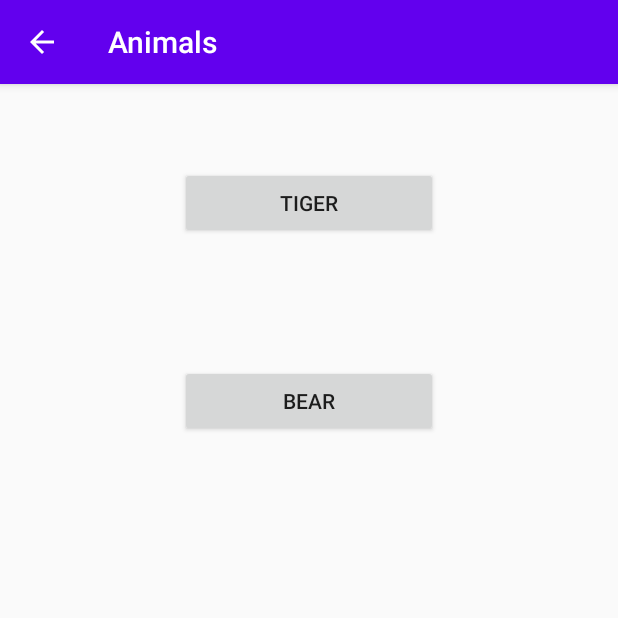
After one commit to ajimenez1503/Animals3D, an Android app: the ActivitySounds screen opened directly, with no data from a screen before it, on a phone screen of 412 x 824 dp, the top half of it. The commit adds this screen. Run offline under Robolectric (Android 15) with nearby library versions, the phone set to English and light mode, and no system bars.

Commit message:
add sounds activity #6

```diff
--- a/app/src/main/AndroidManifest.xml
+++ b/app/src/main/AndroidManifest.xml
@@ -13,10 +13,11 @@
         android:supportsRtl="true"
         android:theme="@style/AppTheme">
         <activity
+            android:name=".ActivitySounds"
+            android:parentActivityName=".MainActivity" />
+        <activity
             android:name=".Activity3D"
-            android:parentActivityName=".MainActivity">
-
-        </activity>
+            android:parentActivityName=".MainActivity" />
         <activity android:name=".MainActivity">
             <intent-filter>
                 <action android:name="android.intent.action.MAIN" />
@@ -24,9 +25,10 @@
                 <category android:name="android.intent.category.LAUNCHER" />
             </intent-filter>
         </activity>
-
-        <!-- "AR Optional" app, contains non-AR features that can be used when
-     "Google Play Services for AR" (ARCore) is not available. -->
+        <!--
+ "AR Optional" app, contains non-AR features that can be used when
+     "Google Play Services for AR" (ARCore) is not available.
+        -->
         <meta-data
             android:name="com.google.ar.core"
             android:value="optional" />
--- /dev/null
+++ b/app/src/main/java/com/example/animals/ActivitySounds.java
@@ -0,0 +1,35 @@
+package com.example.animals;
+
+import android.os.Bundle;
+import android.util.Log;
+import android.view.View;
+
+import androidx.appcompat.app.AppCompatActivity;
+
+public class ActivitySounds extends AppCompatActivity {
+
+    private static final String TAG = Activity3D.class.getSimpleName();
+
+
+    @Override
+    protected void onCreate(Bundle savedInstanceState) {
+        super.onCreate(savedInstanceState);
+        setContentView(R.layout.activity_sounds);
+    }
+
+    /**
+     * Called when the user taps the Tiger button
+     */
+    public void playTigerSounds(View view) {
+        Log.i(TAG, "Play Tiger sounds");
+
+    }
+
+    /**
+     * Called when the user taps the Bear button
+     */
+    public void playBearSounds(View view) {
+        Log.i(TAG, "Play Bear sounds");
+
+    }
+}
--- a/app/src/main/java/com/example/animals/MainActivity.java
+++ b/app/src/main/java/com/example/animals/MainActivity.java
@@ -3,7 +3,9 @@ package com.example.animals;
 import android.content.Intent;
 import android.os.Bundle;
 import android.view.View;
+
 import androidx.appcompat.app.AppCompatActivity;
+
 import com.example.animals.helper.ArAvailability;
 
 public class MainActivity extends AppCompatActivity {
@@ -21,4 +23,12 @@ public class MainActivity extends AppCompatActivity {
       startActivity(intent);
     }
   }
+
+  /**
+   * Called when the user taps the Sounds button
+   */
+  public void openSoundsActivity(View view) {
+    Intent intent = new Intent(this, ActivitySounds.class);
+    startActivity(intent);
+  }
 }
--- a/app/src/main/res/layout/activity_main.xml
+++ b/app/src/main/res/layout/activity_main.xml
@@ -25,6 +25,7 @@
         android:layout_marginStart="100dp"
         android:layout_marginTop="96dp"
         android:layout_marginEnd="100dp"
+        android:onClick="openSoundsActivity"
         android:text="@string/button_sounds"
         app:layout_constraintEnd_toEndOf="parent"
         app:layout_constraintHorizontal_bias="0.0"
--- /dev/null
+++ b/app/src/main/res/layout/activity_sounds.xml
@@ -0,0 +1,36 @@
+<?xml version="1.0" encoding="utf-8"?>
+<androidx.constraintlayout.widget.ConstraintLayout xmlns:android="http://schemas.android.com/apk/res/android"
+    xmlns:app="http://schemas.android.com/apk/res-auto"
+    xmlns:tools="http://schemas.android.com/tools"
+    android:layout_width="match_parent"
+    android:layout_height="match_parent"
+    tools:context=".ActivitySounds">
+
+    <Button
+        android:id="@+id/button5"
+        android:layout_width="0dp"
+        android:layout_height="48dp"
+        android:layout_marginStart="120dp"
+        android:layout_marginTop="55dp"
+        android:layout_marginEnd="120dp"
+        android:onClick="playTigerSounds"
+        android:text="@string/button_tiger"
+        app:layout_constraintEnd_toEndOf="parent"
+        app:layout_constraintHorizontal_bias="0.0"
+        app:layout_constraintStart_toStartOf="parent"
+        app:layout_constraintTop_toTopOf="parent" />
+
+    <Button
+        android:id="@+id/button6"
+        android:layout_width="0dp"
+        android:layout_height="48dp"
+        android:layout_marginStart="120dp"
+        android:layout_marginTop="84dp"
+        android:layout_marginEnd="120dp"
+        android:onClick="playBearSounds"
+        android:text="@string/button_bear"
+        app:layout_constraintEnd_toEndOf="parent"
+        app:layout_constraintStart_toStartOf="parent"
+        app:layout_constraintTop_toBottomOf="@+id/button5" />
+
+</androidx.constraintlayout.widget.ConstraintLayout>
```
